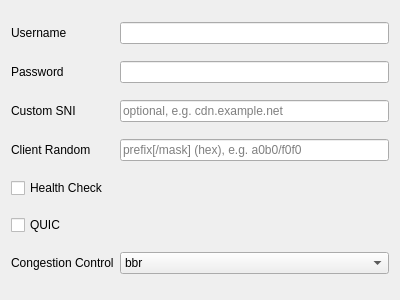
The window that upstream/include/ui/profile/edit_trusttunnel.ui (hopol/throne-mirror) describes before a commit, drawn with Qt 5.
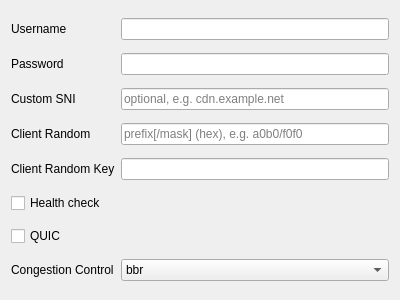
The same window after the commit.

Patch:
```diff
--- a/upstream/include/ui/profile/edit_trusttunnel.ui
+++ b/upstream/include/ui/profile/edit_trusttunnel.ui
@@ -65,9 +65,26 @@
     </widget>
    </item>
    <item row="4" column="0">
+    <widget class="QLabel" name="label_6">
+     <property name="text">
+      <string>Client Random Key</string>
+     </property>
+     <property name="buddy">
+      <cstring>client_random_auth_key</cstring>
+     </property>
+    </widget>
+   </item>
+   <item row="4" column="1">
+    <widget class="QLineEdit" name="client_random_auth_key">
+     <property name="toolTip">
+      <string>Hex key of the server's client_random_auth_key rule; use instead of Client Random</string>
+     </property>
+    </widget>
+   </item>
+   <item row="5" column="0">
     <widget class="QCheckBox" name="health_check">
      <property name="text">
-      <string>Health Check</string>
+      <string>Health check</string>
      </property>
     </widget>
    </item>
@@ -87,7 +104,7 @@
      </property>
     </widget>
    </item>
-   <item row="6" column="1">
+   <item row="7" column="1">
     <widget class="QComboBox" name="congestion_control">
      <item>
       <property name="text">
@@ -121,7 +138,7 @@
      </item>
     </widget>
    </item>
-   <item row="6" column="0">
+   <item row="7" column="0">
     <widget class="QLabel" name="label_3">
      <property name="text">
       <string>Congestion Control</string>
@@ -131,7 +148,7 @@
      </property>
     </widget>
    </item>
-   <item row="5" column="0">
+   <item row="6" column="0">
     <widget class="QCheckBox" name="quic">
      <property name="text">
       <string>QUIC</string>
```
Left out of the diff: 5 changed lines with no effect on the pictures.
